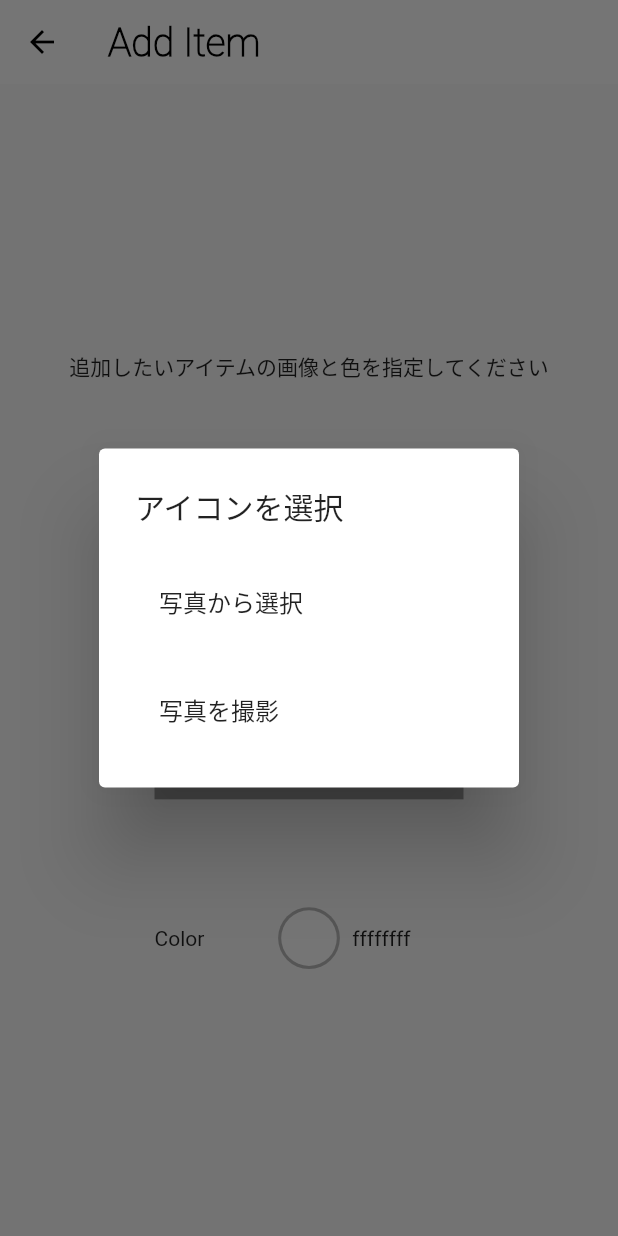
After one commit to Aruga0918/fromColor, a Flutter app: the ClosetAddDialog screen opened directly, after a tap on the "add a photo" icon, on a phone screen of 412 x 824 dp. The commit adds this screen. Run offline on Flutter 3.47's test engine with Material 2 defaults, Android fonts, the phone set to English and light mode, and no system bars; our stand-ins replace cloud_firestore, firebase_storage, flutter_colorpicker, flutter_riverpod, freezed_annotation, image_picker and 2 more; missing offline and left inert: flutter_state_notifier; accounts and stored records are empty; statements that could not run were skipped.

Commit message:
immutableに変更

```diff
--- a/lib/models/firebase/image_uploader.dart
+++ b/lib/models/firebase/image_uploader.dart
@@ -31,24 +31,27 @@ class ImageUploader {
           ) ;
         });
 
-    final picker=ImagePicker();
+    final picker = ImagePicker();
     var  imgSrc;
 
-    if (selectType==null){
+    if (selectType == null){
       return null;
     }
     //カメラで撮影
-    else if (selectType==CAMERA){
-      imgSrc=ImageSource.camera;
+    else if (selectType == CAMERA){
+      imgSrc = ImageSource.camera;
+      print(imgSrc);
     }
     //ギャラリーから選択
-    else if (selectType==GALLERY){
-      imgSrc=ImageSource.gallery;
+    else if (selectType == GALLERY){
+      imgSrc = ImageSource.gallery;
+      print(imgSrc);
     }
 
-    final pickedFile = await picker.pickImage(source: imgSrc);
+    final PickedFile? pickedFile = await picker.getImage(source: imgSrc);
+    print(pickedFile);
 
-    if (pickedFile==null){
+    if (pickedFile == null){
       return null;
     }
     else{
--- /dev/null
+++ b/lib/riverpods/upload_color_notifier.dart
@@ -0,0 +1,45 @@
+import 'package:flutter/cupertino.dart';
+import 'package:flutter/material.dart';
+import 'package:flutter_colorpicker/flutter_colorpicker.dart';
+import 'package:flutter_riverpod/flutter_riverpod.dart';
+import 'package:from_color/models/entities/selected_colors.dart';
+
+class UploadColorNotifier extends StateNotifier<Color> {
+  UploadColorNotifier() : super(Colors.white); //初期値
+
+  void showColorPicker(BuildContext context) {
+    Color pickedColor = state;
+    showDialog(
+      context: context,
+      builder: (alertContext) {
+        return AlertDialog(
+          title: const Text('Pick a color!'),
+          content: SingleChildScrollView(
+            child: MaterialPicker(
+              pickerColor: pickedColor,
+              onColorChanged: (color) => pickedColor = color,
+            ),
+          ),
+          actions: <Widget>[
+            SimpleDialogOption(
+              child: const Text('決定'),
+              onPressed: () {
+                _setColor(newColor: pickedColor);
+                Navigator.of(alertContext).pop();
+              },
+            ),
+          ],
+        );
+      },
+    );
+  }
+
+
+  void _setColor({required Color newColor}) {
+    state = newColor;
+  }
+}
+
+  final uploadColorProvider = StateNotifierProvider<UploadColorNotifier, Color>((ref) {
+    return UploadColorNotifier();
+  });
--- /dev/null
+++ b/lib/riverpods/upload_image_notifier.dart
@@ -0,0 +1,21 @@
+import 'package:flutter/cupertino.dart';
+import 'package:flutter/material.dart';
+import 'package:flutter_riverpod/flutter_riverpod.dart';
+import 'package:from_color/models/firebase/image_uploader.dart';
+
+class UploadImageNotifier extends StateNotifier<String> {
+  UploadImageNotifier() : super(""); //初期値
+
+  void getImagePath({required BuildContext context}) async{
+    final imagePath = await ImageUploader.selectImage(context);
+    if (imagePath != null) {
+      state = imagePath;
+    } else {
+      print("画像選択に失敗しました");
+    }
+  }
+}
+
+final uploadImageProvider = StateNotifierProvider<UploadImageNotifier, String>((ref) {
+  return UploadImageNotifier();
+});
--- /dev/null
+++ b/lib/widgets/screens/closet/closet_add_dialog.dart
@@ -0,0 +1,84 @@
+import 'package:flutter/cupertino.dart';
+import 'package:flutter/material.dart';
+import 'package:flutter_riverpod/flutter_riverpod.dart';
+import 'package:from_color/riverpods/upload_color_notifier.dart';
+import 'package:from_color/riverpods/upload_image_notifier.dart';
+
+class ClosetAddDialog extends ConsumerWidget {
+  const ClosetAddDialog({Key? key}) : super(key: key);
+
+  @override
+  Widget build(BuildContext context, ScopedReader watch) {
+    final selectedColor = watch(uploadColorProvider);
+    final selectedImage = watch(uploadImageProvider);
+
+    return Scaffold(
+      appBar: AppBar(
+        title: Text(
+          "Add Item",
+          style: TextStyle(
+              fontFamily: "Roboto",
+              fontWeight: FontWeight.bold,
+              fontSize: 26
+          ),
+        ),
+        shadowColor: Colors.transparent,
+      ),
+      body: Align(
+        alignment: Alignment.center,
+        child: SizedBox(
+          height: MediaQuery.of(context).size.height * 0.5,
+          child: Column(
+            mainAxisAlignment: MainAxisAlignment.spaceBetween,
+            children: [
+              Text("追加したいアイテムの画像と色を指定してください"),
+              Container(
+                alignment: Alignment.center,
+                color: Colors.grey,
+                width: MediaQuery.of(context).size.width * 0.5,
+                height: MediaQuery.of(context).size.width * 0.5,
+                child: InkWell(
+                  onTap: () => context.read(uploadImageProvider.notifier).getImagePath(context: context),
+                  child: selectedImage.isNotEmpty
+                  ? Image.asset(selectedImage)
+                  : Icon(
+                      Icons.add_a_photo,
+                      color: Colors.white,
+                      size: MediaQuery.of(context).size.width * 0.3,
+                    ),
+                ),
+              ),
+              SizedBox(
+                width: MediaQuery.of(context).size.width * 0.5,
+                child: Row(
+                  children: [
+                    Text("Color"),
+                    Spacer(),
+                    InkWell(
+                      onTap: () => context.read(uploadColorProvider.notifier).showColorPicker(context),
+                      child: CircleAvatar(
+                        backgroundColor: Colors.black26,
+                        radius: MediaQuery.of(context).size.width * 0.05,
+                        child: CircleAvatar(
+                          radius: MediaQuery.of(context).size.width * 0.045,
+                          backgroundColor: selectedColor,
+                        ),
+                      ),
+                    ),
+                    SizedBox(
+                      width: MediaQuery.of(context).size.width * 0.2,
+                      child: Padding(
+                        padding: EdgeInsets.only(left: MediaQuery.of(context).size.width * 0.02),
+                        child: Text(selectedColor.value.toRadixString(16)),
+                      ),
+                    ),
+                  ],
+                ),
+              ),
+            ],
+          ),
+        ),
+      ),
+    );
+  }
+}
--- a/lib/widgets/screens/closet/components/closet_line.dart
+++ b/lib/widgets/screens/closet/components/closet_line.dart
@@ -37,6 +37,7 @@ class ClosetLine extends StatelessWidget {
                 children: [
                   Text(clothCategory),
                   InkWell(
+                    onTap: onTap,
                     child: Row(
                       crossAxisAlignment: CrossAxisAlignment.center,
                       children: [
--- a/pubspec.yaml
+++ b/pubspec.yaml
@@ -47,11 +47,14 @@ dependencies:
 
   # Add the dependencies for any other Firebase products you want to use in your app
   # For example, to use Firebase Authentication and Cloud Firestore
-  image_picker: ^0.8.4+1
+  image_picker: ^0.8.1+4
   firebase_core: ^1.6.0
   firebase_auth: ^3.1.1
   firebase_storage:
   cloud_firestore: ^2.5.3
+  file_picker: ^4.2.0
+  hooks_riverpod: ^0.14.0+5
+  flutter_signin_button: ^2.0.0
 
 dev_dependencies:
   build_runner: ^2.1.2
```
Also changed, not shown: lib/gen/fonts.gen.dart (added, +11 -0 lines), lib/models/colorList.dart (added, +143 -0 lines), lib/riverpods/color_notifier.dart (+64 -25 lines), lib/widgets/screens/closet/closet_screen.dart (+6 -1 lines), lib/widgets/screens/home/home_screen.dart (+2 -5 lines), lib/widgets/screens/login/login_screen.dart (added, +60 -0 lines), lib/riverpods/color_notifier.freezed.dart (added), pubspec.lock, 3 other files.
